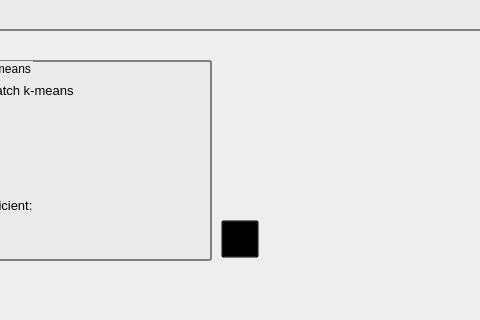
Before: the Qt Designer form twitter_analysis/core/gui/ui_files/widget_clustering_config.ui in atrevisan/EventAnalyser, drawn with Qt 5; both pictures show x 219 to 699 and y 280 to 600 of the 800 by 600 pixel window.
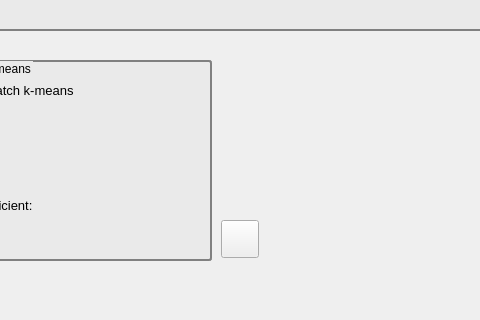
After: the same form once the commit is applied. Icons and pictures are not drawn.

Commit message: changed button save clustering config

```diff
--- a/twitter_analysis/core/gui/ui_files/widget_clustering_config.ui
+++ b/twitter_analysis/core/gui/ui_files/widget_clustering_config.ui
@@ -647,41 +647,11 @@
     <string>&lt;html&gt;&lt;head/&gt;&lt;body&gt;&lt;p&gt;save clusterized data&lt;/p&gt;&lt;/body&gt;&lt;/html&gt;</string>
    </property>
    <property name="styleSheet">
-    <string notr="true">QPushButton#button_save_clustering_config {
-
-	background-color: transparent;	
-	background-image: url(:/save/save.png);
-	background-repeat: no-repeat;
-}
-
-
-QPushButton#button_save_clustering_config:hover {
-	background-color: transparent;
-	
-	background-image: url(:/save_2/save_2.png);
-	
-	background-repeat: no-repeat;
-}
- 
-QPushButton#button_save_clustering_config:pressed {
-	background-color: transparent;
-	
-	background-image: url(:/save/save.png);
-	
-	background-repeat: no-repeat;
-}
-
-</string>
+    <string notr="true"/>
    </property>
    <property name="text">
     <string/>
    </property>
-   <property name="iconSize">
-    <size>
-     <width>34</width>
-     <height>33</height>
-    </size>
-   </property>
   </widget>
  </widget>
  <resources>
```
Left out of the diff: 3 changed lines with no effect on the pictures.
